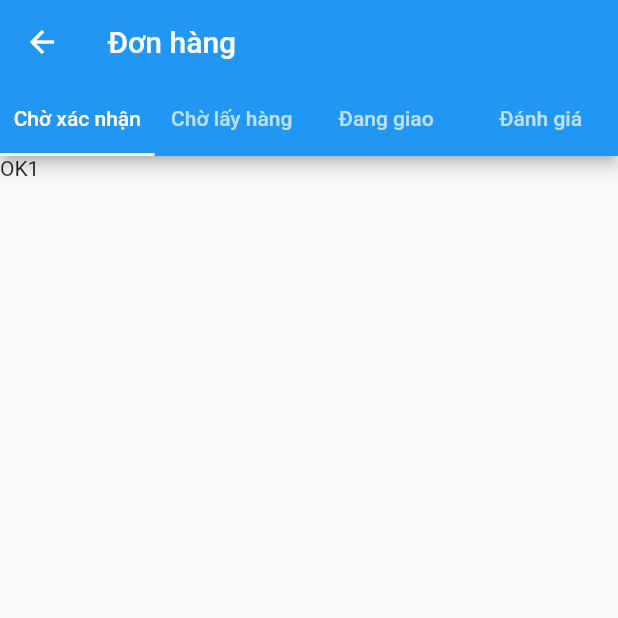
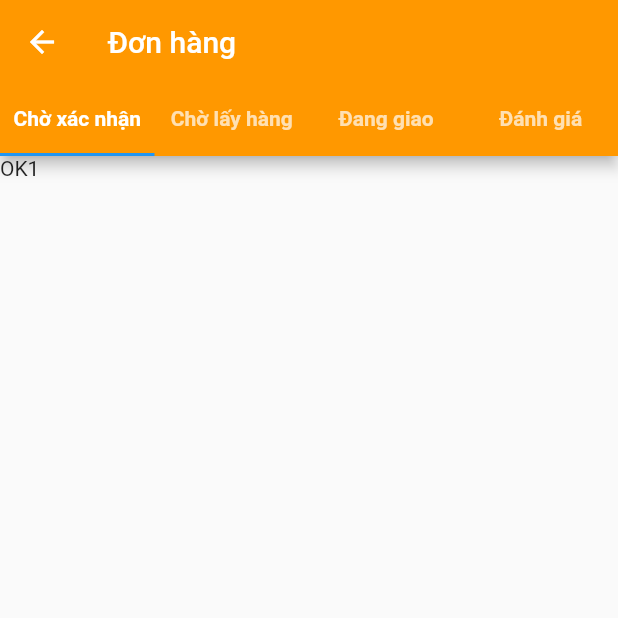
Before and after one commit to DNG-021018/CDIO5, a Flutter app: the HomeScreen screen opened by its route, item 4 of the bottom bar chosen, after a tap on "Đơn mua", on a phone screen of 412 x 824 dp, the top half of it. Run offline on Flutter 3.47's test engine with Material 2 defaults, Android fonts, the light colour scheme and no system bars; our stand-ins replace flutter_svg, font_awesome_flutter, smooth_page_indicator.

Commit message:
third commit

```diff
--- a/lib/main.dart
+++ b/lib/main.dart
@@ -16,7 +16,6 @@ class MyApp extends StatelessWidget {
   Widget build(BuildContext context) {
     return MaterialApp(
       debugShowCheckedModeBanner: false,
-      title: 'Your App',
       initialRoute: '/login',
       routes: {
         ...AuthenticationModule.getRoutes(),
--- a/lib/modules/Cart/screens/cart_page.dart
+++ b/lib/modules/Cart/screens/cart_page.dart
@@ -1,12 +1,135 @@
 import 'package:flutter/material.dart';
 
-class ShoppingCartPage extends StatelessWidget {
+import '../../home/models/product.dart';
+
+class ShoppingCartPage extends StatefulWidget {
   const ShoppingCartPage({super.key});
 
   @override
+  State<ShoppingCartPage> createState() => _ShoppingCartPageState();
+}
+
+class _ShoppingCartPageState extends State<ShoppingCartPage> {
+  List<Product> products = [
+    Product(
+      imageName: 'converse',
+      productName: 'Converse in 1975',
+      productPrice: 19.99,
+    ),
+    Product(
+      imageName: 'Nikey1',
+      productName: 'Nikey mix color',
+      productPrice: 29.99,
+    ),
+    Product(
+      imageName: 'adidas',
+      productName: 'Adidas white',
+      productPrice: 14.99,
+    ),
+  ];
+
+  @override
   Widget build(BuildContext context) {
-    return const Scaffold(
-      body: Text("Shopping cart"),
+    var total = Product.totalPrice(products);
+
+    return Scaffold(
+      appBar: AppBar(
+        title: Text('Giỏ hàng (${products.length})'),
+        backgroundColor: Colors.orange,
+        automaticallyImplyLeading: false,
+      ),
+      body: ListView.builder(
+        itemCount: products.length, // Số lượng sản phẩm trong giỏ hàng
+        itemBuilder: (context, index) {
+          Product product = products[index];
+          return Padding(
+            padding: const EdgeInsets.symmetric(horizontal: 8, vertical: 15),
+            child: Container(
+              decoration: BoxDecoration(
+                color: Colors.white,
+                borderRadius: const BorderRadius.all(
+                  Radius.circular(12),
+                ),
+                boxShadow: [
+                  BoxShadow(
+                    color: Colors.grey.withOpacity(0.5),
+                    spreadRadius: 2,
+                    blurRadius: 5,
+                    offset: const Offset(0, 3),
+                  ),
+                ],
+              ),
+              child: ListTile(
+                leading: CircleAvatar(
+                  backgroundColor: Colors.transparent,
+                  backgroundImage: AssetImage(
+                      "lib/data/images/shoes images/${product.imageName}.png"),
+                  radius: 30,
+                ),
+                title: Text(product.productName),
+                subtitle: const Text("Size 36"),
+                trailing: Text(product.productPrice.toString()),
+              ),
+            ),
+          );
+        },
+      ),
+      bottomNavigationBar: Container(
+        height: MediaQuery.of(context).size.width / 2.8,
+        decoration: const BoxDecoration(
+          color: Colors.white,
+        ),
+        child: Padding(
+          padding: const EdgeInsets.all(16.0),
+          child: Column(
+            children: [
+              Row(
+                children: [
+                  const Text(
+                    "Tổng: ",
+                    style: TextStyle(
+                      fontSize: 24,
+                      fontWeight: FontWeight.bold,
+                    ),
+                  ),
+                  const Spacer(),
+                  Text(
+                    total.toString(),
+                    style: const TextStyle(
+                      color: Colors.red,
+                      fontSize: 24,
+                      fontWeight: FontWeight.bold,
+                    ),
+                  )
+                ],
+              ),
+              const Spacer(),
+              ElevatedButton(
+                style: ButtonStyle(
+                  fixedSize: MaterialStatePropertyAll(
+                    Size(MediaQuery.of(context).size.width, 60),
+                  ),
+                  splashFactory: NoSplash.splashFactory,
+                  backgroundColor:
+                      const MaterialStatePropertyAll(Colors.orange),
+                ),
+                onPressed: () {
+                  // Xử lý logic khi nhấn nút thanh toán
+                },
+                // TODO: btn_Thanh Toán
+                child: const Text(
+                  'THANH TOÁN',
+                  style: TextStyle(
+                    fontSize: 18,
+                    fontWeight: FontWeight.bold,
+                    letterSpacing: 4,
+                  ),
+                ),
+              ),
+            ],
+          ),
+        ),
+      ),
     );
   }
 }
--- a/lib/modules/Profile/screens/order_list_page.dart
+++ b/lib/modules/Profile/screens/order_list_page.dart
@@ -12,8 +12,12 @@ class OrderListPage extends StatelessWidget {
       child: Scaffold(
         appBar: AppBar(
           title: const Text('Đơn hàng'),
+          backgroundColor: Colors.orange,
           bottom: const TabBar(
             labelPadding: EdgeInsets.symmetric(horizontal: 8),
+            labelStyle: TextStyle(
+              fontWeight: FontWeight.bold,
+            ),
             tabs: [
               Tab(
                 text: 'Chờ xác nhận',
--- a/lib/modules/Profile/screens/profile_page.dart
+++ b/lib/modules/Profile/screens/profile_page.dart
@@ -54,7 +54,7 @@ class _ProfilePageState extends State<ProfilePage>
                       child: Column(
                         children: [
                           const Text(
-                            "Luu Van Hien",
+                            "Nướm Thộng Bi",
                             style: TextStyle(
                               fontSize: 18,
                             ),
--- a/lib/modules/home/models/product.dart
+++ b/lib/modules/home/models/product.dart
@@ -8,4 +8,12 @@ class Product {
     required this.productName,
     required this.productPrice,
   });
+
+  static double totalPrice(List<Product> products) {
+    double total = 0;
+    for (var product in products) {
+      total += product.productPrice;
+    }
+    return total;
+  }
 }
--- a/lib/modules/home/screens/home_screen.dart
+++ b/lib/modules/home/screens/home_screen.dart
@@ -1,8 +1,5 @@
-// ignore_for_file: must_be_immutable
-
 import 'package:flutter/material.dart';
 import 'package:font_awesome_flutter/font_awesome_flutter.dart';
-import 'package:badges/badges.dart' as badges;
 import 'package:shoes_shop_app/modules/home/widgets/brand.dart';
 import 'package:shoes_shop_app/modules/home/widgets/gridview_item.dart';
 import 'package:smooth_page_indicator/smooth_page_indicator.dart';
@@ -55,26 +52,20 @@ class _HomeScreenState extends State<HomeScreen> {
           selectedItemColor: Colors.orange,
           unselectedItemColor: Colors.black,
           showUnselectedLabels: true,
-          items: [
-            const BottomNavigationBarItem(
+          items: const [
+            BottomNavigationBarItem(
               icon: Icon(Icons.home),
               label: 'Home',
             ),
             BottomNavigationBarItem(
-              icon: badges.Badge(
-                showBadge: true,
-                ignorePointer: false,
-                badgeContent: const Text("3"),
-                onTap: () {},
-                child: const Icon(FontAwesomeIcons.cartShopping),
-              ),
+              icon: Icon(FontAwesomeIcons.cartShopping),
               label: 'Giỏ hàng',
             ),
-            const BottomNavigationBarItem(
+            BottomNavigationBarItem(
               icon: Icon(Icons.notifications),
               label: 'Thông báo',
             ),
-            const BottomNavigationBarItem(
+            BottomNavigationBarItem(
               icon: Icon(Icons.person),
               label: 'Tôi',
             ),
@@ -85,13 +76,21 @@ class _HomeScreenState extends State<HomeScreen> {
   }
 }
 
-class Home extends StatelessWidget {
-  Home({
+class Home extends StatefulWidget {
+  const Home({
     super.key,
     required this.mediaSize,
     required this.pageController,
   });
 
+  final Size mediaSize;
+  final PageController pageController;
+
+  @override
+  State<Home> createState() => _HomeState();
+}
+
+class _HomeState extends State<Home> {
   List<Product> products = [
     Product(
       imageName: 'converse',
@@ -194,8 +193,6 @@ class Home extends StatelessWidget {
       productPrice: 24.99,
     ),
   ];
-  final Size mediaSize;
-  final PageController pageController;
 
   @override
   Widget build(BuildContext context) {
@@ -205,18 +202,12 @@ class Home extends StatelessWidget {
           Padding(
             padding: const EdgeInsets.symmetric(vertical: 25, horizontal: 18),
             // search + cart
-            child: Row(
-              children: [
-                const SizedBox(
-                  width: 10,
-                ),
-                // TODO: search bar
-                ClipRRect(
+            child: ClipRRect(
               borderRadius: BorderRadius.circular(100),
               child: Center(
                 child: Container(
                   color: Colors.white,
-                      width: mediaSize.width / 1.3,
+                  width: widget.mediaSize.width,
                   child: TextFormField(
                     decoration: const InputDecoration(
                       border: InputBorder.none,
@@ -237,44 +228,33 @@ class Home extends StatelessWidget {
                 ),
               ),
             ),
-                const Spacer(),
-                // TODO: cart
-                badges.Badge(
-                  showBadge: true,
-                  ignorePointer: false,
-                  badgeContent: const Text("3"),
-                  onTap: () {},
-                  child: const Icon(FontAwesomeIcons.cartShopping),
-                ),
-              ],
-            ),
           ),
           // TODO: SALES
           Stack(
             alignment: const AlignmentDirectional(0, 0),
             children: [
               SizedBox(
-                height: mediaSize.height / 3.9,
-                width: mediaSize.width,
+                height: widget.mediaSize.height / 3.9,
+                width: widget.mediaSize.width,
                 child: PageView(
-                  controller: pageController,
+                  controller: widget.pageController,
                   children: [
                     SizedBox(
-                      height: mediaSize.height / 3.9,
+                      height: widget.mediaSize.height / 3.9,
                       child: Image.asset(
                         "lib/data/images/sales images/1.jpg",
                         fit: BoxFit.cover,
                       ),
                     ),
                     SizedBox(
-                      height: mediaSize.height / 3.9,
+                      height: widget.mediaSize.height / 3.9,
                       child: Image.asset(
                         "lib/data/images/sales images/2.jpg",
                         fit: BoxFit.cover,
                       ),
                     ),
                     SizedBox(
-                      height: mediaSize.height / 3.9,
+                      height: widget.mediaSize.height / 3.9,
                       child: Image.asset(
                         "lib/data/images/sales images/3.jpg",
                         fit: BoxFit.cover,
@@ -292,7 +272,7 @@ class Home extends StatelessWidget {
                     dotWidth: 12,
                     activeDotColor: Colors.orange,
                   ),
-                  controller: pageController,
+                  controller: widget.pageController,
                   count: 3,
                 ),
               ),
@@ -303,8 +283,8 @@ class Home extends StatelessWidget {
           ),
           // TODO: BRAND
           Container(
-            height: mediaSize.height / 20,
-            width: mediaSize.width,
+            height: widget.mediaSize.height / 20,
+            width: widget.mediaSize.width,
             decoration: const BoxDecoration(
               color: Colors.white,
             ),
@@ -360,8 +340,8 @@ class Home extends StatelessWidget {
           ),
           // TODO: GỢI Ý CHO BẠN
           Container(
-            height: mediaSize.height / 20,
-            width: mediaSize.width,
+            height: widget.mediaSize.height / 20,
+            width: widget.mediaSize.width,
             decoration: const BoxDecoration(
               borderRadius: BorderRadius.all(
                 Radius.circular(12),
@@ -399,7 +379,7 @@ class Home extends StatelessWidget {
                 imagesName: product.imageName,
                 productName: product.productName,
                 productPrice: product.productPrice.toString(),
-                mediaSize: mediaSize,
+                mediaSize: widget.mediaSize,
               );
             },
           ),
```
Lines whose indentation alone changed are shown as unchanged.
